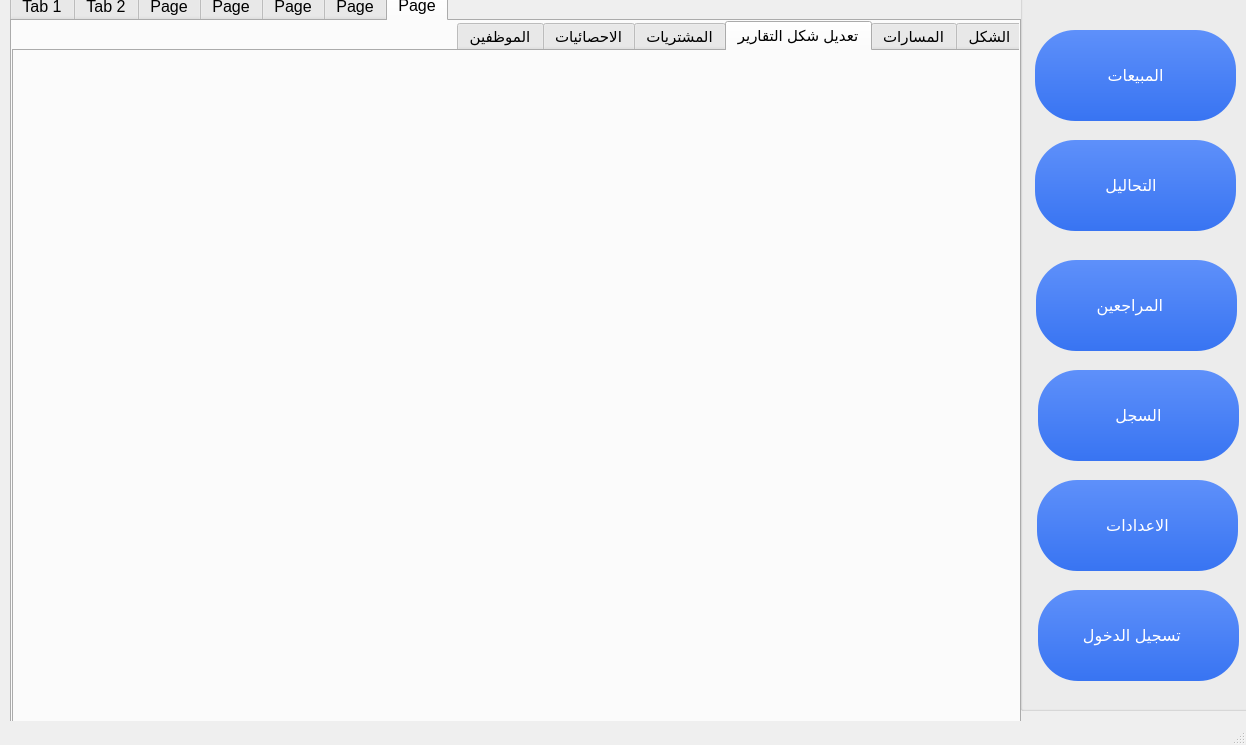
Before: the Qt Designer form a tahlel project 2/design.ui in ameer810/analyst-pyqt5-project, drawn with Qt 5.
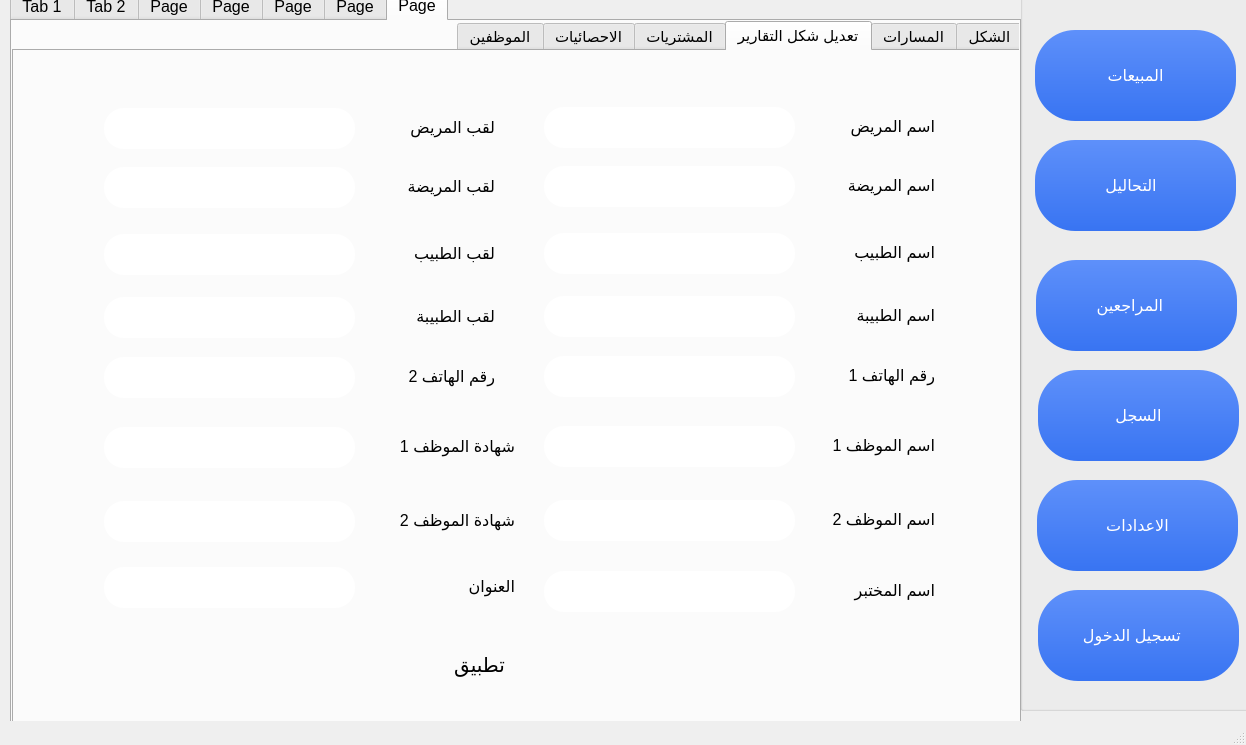
After: the same form once the commit is applied. The open tabs and pages were chosen to show the change. Icons and pictures are not drawn.

What changed in the file:
```diff
--- a/a tahlel project 2/design.ui
+++ b/a tahlel project 2/design.ui
@@ -6265,6 +6265,804 @@
        <attribute name="title">
         <string>تعديل شكل التقارير</string>
        </attribute>
+       <widget class="QLineEdit" name="lineEdit_16">
+        <property name="enabled">
+         <bool>true</bool>
+        </property>
+        <property name="geometry">
+         <rect>
+          <x>530</x>
+          <y>56</y>
+          <width>251</width>
+          <height>41</height>
+         </rect>
+        </property>
+        <property name="font">
+         <font>
+          <pointsize>13</pointsize>
+         </font>
+        </property>
+        <property name="styleSheet">
+         <string notr="true">border-radius:20px;</string>
+        </property>
+        <property name="placeholderText">
+         <string/>
+        </property>
+       </widget>
+       <widget class="QLabel" name="label_64">
+        <property name="enabled">
+         <bool>true</bool>
+        </property>
+        <property name="geometry">
+         <rect>
+          <x>810</x>
+          <y>50</y>
+          <width>111</width>
+          <height>51</height>
+         </rect>
+        </property>
+        <property name="font">
+         <font>
+          <family>Segoe UI</family>
+          <pointsize>12</pointsize>
+          <weight>50</weight>
+          <bold>false</bold>
+         </font>
+        </property>
+        <property name="text">
+         <string>اسم المريض</string>
+        </property>
+       </widget>
+       <widget class="QLineEdit" name="lineEdit_18">
+        <property name="enabled">
+         <bool>true</bool>
+        </property>
+        <property name="geometry">
+         <rect>
+          <x>90</x>
+          <y>57</y>
+          <width>251</width>
+          <height>41</height>
+         </rect>
+        </property>
+        <property name="font">
+         <font>
+          <pointsize>13</pointsize>
+         </font>
+        </property>
+        <property name="styleSheet">
+         <string notr="true">border-radius:20px;</string>
+        </property>
+        <property name="placeholderText">
+         <string/>
+        </property>
+       </widget>
+       <widget class="QLabel" name="label_65">
+        <property name="enabled">
+         <bool>true</bool>
+        </property>
+        <property name="geometry">
+         <rect>
+          <x>370</x>
+          <y>51</y>
+          <width>111</width>
+          <height>51</height>
+         </rect>
+        </property>
+        <property name="font">
+         <font>
+          <family>Segoe UI</family>
+          <pointsize>12</pointsize>
+          <weight>50</weight>
+          <bold>false</bold>
+         </font>
+        </property>
+        <property name="text">
+         <string>لقب المريض</string>
+        </property>
+       </widget>
+       <widget class="QLineEdit" name="lineEdit_19">
+        <property name="enabled">
+         <bool>true</bool>
+        </property>
+        <property name="geometry">
+         <rect>
+          <x>90</x>
+          <y>183</y>
+          <width>251</width>
+          <height>41</height>
+         </rect>
+        </property>
+        <property name="font">
+         <font>
+          <pointsize>13</pointsize>
+         </font>
+        </property>
+        <property name="styleSheet">
+         <string notr="true">border-radius:20px;</string>
+        </property>
+        <property name="placeholderText">
+         <string/>
+        </property>
+       </widget>
+       <widget class="QLineEdit" name="lineEdit_20">
+        <property name="enabled">
+         <bool>true</bool>
+        </property>
+        <property name="geometry">
+         <rect>
+          <x>530</x>
+          <y>182</y>
+          <width>251</width>
+          <height>41</height>
+         </rect>
+        </property>
+        <property name="font">
+         <font>
+          <pointsize>13</pointsize>
+         </font>
+        </property>
+        <property name="styleSheet">
+         <string notr="true">border-radius:20px;</string>
+        </property>
+        <property name="placeholderText">
+         <string/>
+        </property>
+       </widget>
+       <widget class="QLabel" name="label_69">
+        <property name="enabled">
+         <bool>true</bool>
+        </property>
+        <property name="geometry">
+         <rect>
+          <x>810</x>
+          <y>176</y>
+          <width>111</width>
+          <height>51</height>
+         </rect>
+        </property>
+        <property name="font">
+         <font>
+          <family>Segoe UI</family>
+          <pointsize>12</pointsize>
+          <weight>50</weight>
+          <bold>false</bold>
+         </font>
+        </property>
+        <property name="text">
+         <string>اسم الطبيب</string>
+        </property>
+       </widget>
+       <widget class="QLabel" name="label_70">
+        <property name="enabled">
+         <bool>true</bool>
+        </property>
+        <property name="geometry">
+         <rect>
+          <x>370</x>
+          <y>177</y>
+          <width>111</width>
+          <height>51</height>
+         </rect>
+        </property>
+        <property name="font">
+         <font>
+          <family>Segoe UI</family>
+          <pointsize>12</pointsize>
+          <weight>50</weight>
+          <bold>false</bold>
+         </font>
+        </property>
+        <property name="text">
+         <string>لقب الطبيب</string>
+        </property>
+       </widget>
+       <widget class="QLineEdit" name="lineEdit_22">
+        <property name="enabled">
+         <bool>true</bool>
+        </property>
+        <property name="geometry">
+         <rect>
+          <x>90</x>
+          <y>306</y>
+          <width>251</width>
+          <height>41</height>
+         </rect>
+        </property>
+        <property name="font">
+         <font>
+          <pointsize>13</pointsize>
+         </font>
+        </property>
+        <property name="styleSheet">
+         <string notr="true">border-radius:20px;</string>
+        </property>
+        <property name="placeholderText">
+         <string/>
+        </property>
+       </widget>
+       <widget class="QLineEdit" name="lineEdit_23">
+        <property name="enabled">
+         <bool>true</bool>
+        </property>
+        <property name="geometry">
+         <rect>
+          <x>530</x>
+          <y>305</y>
+          <width>251</width>
+          <height>41</height>
+         </rect>
+        </property>
+        <property name="font">
+         <font>
+          <pointsize>13</pointsize>
+         </font>
+        </property>
+        <property name="styleSheet">
+         <string notr="true">border-radius:20px;</string>
+        </property>
+        <property name="placeholderText">
+         <string/>
+        </property>
+       </widget>
+       <widget class="QLabel" name="label_72">
+        <property name="enabled">
+         <bool>true</bool>
+        </property>
+        <property name="geometry">
+         <rect>
+          <x>810</x>
+          <y>299</y>
+          <width>111</width>
+          <height>51</height>
+         </rect>
+        </property>
+        <property name="font">
+         <font>
+          <family>Segoe UI</family>
+          <pointsize>12</pointsize>
+          <weight>50</weight>
+          <bold>false</bold>
+         </font>
+        </property>
+        <property name="text">
+         <string>رقم الهاتف 1</string>
+        </property>
+       </widget>
+       <widget class="QLabel" name="label_73">
+        <property name="enabled">
+         <bool>true</bool>
+        </property>
+        <property name="geometry">
+         <rect>
+          <x>370</x>
+          <y>300</y>
+          <width>111</width>
+          <height>51</height>
+         </rect>
+        </property>
+        <property name="font">
+         <font>
+          <family>Segoe UI</family>
+          <pointsize>12</pointsize>
+          <weight>50</weight>
+          <bold>false</bold>
+         </font>
+        </property>
+        <property name="text">
+         <string>رقم الهاتف 2</string>
+        </property>
+       </widget>
+       <widget class="QLineEdit" name="lineEdit_34">
+        <property name="enabled">
+         <bool>true</bool>
+        </property>
+        <property name="geometry">
+         <rect>
+          <x>90</x>
+          <y>516</y>
+          <width>251</width>
+          <height>41</height>
+         </rect>
+        </property>
+        <property name="font">
+         <font>
+          <pointsize>13</pointsize>
+         </font>
+        </property>
+        <property name="styleSheet">
+         <string notr="true">border-radius:20px;</string>
+        </property>
+        <property name="placeholderText">
+         <string/>
+        </property>
+       </widget>
+       <widget class="QLabel" name="label_74">
+        <property name="enabled">
+         <bool>true</bool>
+        </property>
+        <property name="geometry">
+         <rect>
+          <x>390</x>
+          <y>510</y>
+          <width>111</width>
+          <height>51</height>
+         </rect>
+        </property>
+        <property name="font">
+         <font>
+          <family>Segoe UI</family>
+          <pointsize>12</pointsize>
+          <weight>50</weight>
+          <bold>false</bold>
+         </font>
+        </property>
+        <property name="text">
+         <string>العنوان</string>
+        </property>
+       </widget>
+       <widget class="QLineEdit" name="lineEdit_35">
+        <property name="enabled">
+         <bool>true</bool>
+        </property>
+        <property name="geometry">
+         <rect>
+          <x>90</x>
+          <y>376</y>
+          <width>251</width>
+          <height>41</height>
+         </rect>
+        </property>
+        <property name="font">
+         <font>
+          <pointsize>13</pointsize>
+         </font>
+        </property>
+        <property name="styleSheet">
+         <string notr="true">border-radius:20px;</string>
+        </property>
+        <property name="placeholderText">
+         <string/>
+        </property>
+       </widget>
+       <widget class="QLineEdit" name="lineEdit_37">
+        <property name="enabled">
+         <bool>true</bool>
+        </property>
+        <property name="geometry">
+         <rect>
+          <x>530</x>
+          <y>375</y>
+          <width>251</width>
+          <height>41</height>
+         </rect>
+        </property>
+        <property name="font">
+         <font>
+          <pointsize>13</pointsize>
+         </font>
+        </property>
+        <property name="styleSheet">
+         <string notr="true">border-radius:20px;</string>
+        </property>
+        <property name="placeholderText">
+         <string/>
+        </property>
+       </widget>
+       <widget class="QLabel" name="label_75">
+        <property name="enabled">
+         <bool>true</bool>
+        </property>
+        <property name="geometry">
+         <rect>
+          <x>790</x>
+          <y>369</y>
+          <width>131</width>
+          <height>51</height>
+         </rect>
+        </property>
+        <property name="font">
+         <font>
+          <family>Segoe UI</family>
+          <pointsize>12</pointsize>
+          <weight>50</weight>
+          <bold>false</bold>
+         </font>
+        </property>
+        <property name="text">
+         <string>اسم الموظف 1</string>
+        </property>
+       </widget>
+       <widget class="QLabel" name="label_76">
+        <property name="enabled">
+         <bool>true</bool>
+        </property>
+        <property name="geometry">
+         <rect>
+          <x>340</x>
+          <y>370</y>
+          <width>161</width>
+          <height>51</height>
+         </rect>
+        </property>
+        <property name="font">
+         <font>
+          <family>Segoe UI</family>
+          <pointsize>12</pointsize>
+          <weight>50</weight>
+          <bold>false</bold>
+         </font>
+        </property>
+        <property name="text">
+         <string>شهادة الموظف 1</string>
+        </property>
+       </widget>
+       <widget class="QLabel" name="label_77">
+        <property name="enabled">
+         <bool>true</bool>
+        </property>
+        <property name="geometry">
+         <rect>
+          <x>350</x>
+          <y>444</y>
+          <width>151</width>
+          <height>51</height>
+         </rect>
+        </property>
+        <property name="font">
+         <font>
+          <family>Segoe UI</family>
+          <pointsize>12</pointsize>
+          <weight>50</weight>
+          <bold>false</bold>
+         </font>
+        </property>
+        <property name="text">
+         <string>شهادة الموظف 2</string>
+        </property>
+       </widget>
+       <widget class="QLineEdit" name="lineEdit_41">
+        <property name="enabled">
+         <bool>true</bool>
+        </property>
+        <property name="geometry">
+         <rect>
+          <x>530</x>
+          <y>449</y>
+          <width>251</width>
+          <height>41</height>
+         </rect>
+        </property>
+        <property name="font">
+         <font>
+          <pointsize>13</pointsize>
+         </font>
+        </property>
+        <property name="styleSheet">
+         <string notr="true">border-radius:20px;</string>
+        </property>
+        <property name="placeholderText">
+         <string/>
+        </property>
+       </widget>
+       <widget class="QLabel" name="label_78">
+        <property name="enabled">
+         <bool>true</bool>
+        </property>
+        <property name="geometry">
+         <rect>
+          <x>780</x>
+          <y>443</y>
+          <width>141</width>
+          <height>51</height>
+         </rect>
+        </property>
+        <property name="font">
+         <font>
+          <family>Segoe UI</family>
+          <pointsize>12</pointsize>
+          <weight>50</weight>
+          <bold>false</bold>
+         </font>
+        </property>
+        <property name="text">
+         <string>اسم الموظف 2</string>
+        </property>
+       </widget>
+       <widget class="QLineEdit" name="lineEdit_42">
+        <property name="enabled">
+         <bool>true</bool>
+        </property>
+        <property name="geometry">
+         <rect>
+          <x>90</x>
+          <y>450</y>
+          <width>251</width>
+          <height>41</height>
+         </rect>
+        </property>
+        <property name="font">
+         <font>
+          <pointsize>13</pointsize>
+         </font>
+        </property>
+        <property name="styleSheet">
+         <string notr="true">border-radius:20px;</string>
+        </property>
+        <property name="placeholderText">
+         <string/>
+        </property>
+       </widget>
+       <widget class="QLabel" name="label_79">
+        <property name="enabled">
+         <bool>true</bool>
+        </property>
+        <property name="geometry">
+         <rect>
+          <x>780</x>
+          <y>514</y>
+          <width>141</width>
+          <height>51</height>
+         </rect>
+        </property>
+        <property name="font">
+         <font>
+          <family>Segoe UI</family>
+          <pointsize>12</pointsize>
+          <weight>50</weight>
+          <bold>false</bold>
+         </font>
+        </property>
+        <property name="text">
+         <string>اسم المختبر</string>
+        </property>
+       </widget>
+       <widget class="QLineEdit" name="lineEdit_43">
+        <property name="enabled">
+         <bool>true</bool>
+        </property>
+        <property name="geometry">
+         <rect>
+          <x>530</x>
+          <y>520</y>
+          <width>251</width>
+          <height>41</height>
+         </rect>
+        </property>
+        <property name="font">
+         <font>
+          <pointsize>13</pointsize>
+         </font>
+        </property>
+        <property name="styleSheet">
+         <string notr="true">border-radius:20px;</string>
+        </property>
+        <property name="placeholderText">
+         <string/>
+        </property>
+       </widget>
+       <widget class="QPushButton" name="pushButton_31">
+        <property name="enabled">
+         <bool>true</bool>
+        </property>
+        <property name="geometry">
+         <rect>
+          <x>240</x>
+          <y>578</y>
+          <width>451</width>
+          <height>71</height>
+         </rect>
+        </property>
+        <property name="font">
+         <font>
+          <family>Segoe UI</family>
+          <pointsize>15</pointsize>
+          <weight>50</weight>
+          <bold>false</bold>
+         </font>
+        </property>
+        <property name="cursor">
+         <cursorShape>PointingHandCursor</cursorShape>
+        </property>
+        <property name="styleSheet">
+         <string notr="true">border-radius:20px;</string>
+        </property>
+        <property name="text">
+         <string>تطبيق</string>
+        </property>
+       </widget>
+       <widget class="QLineEdit" name="lineEdit_44">
+        <property name="enabled">
+         <bool>true</bool>
+        </property>
+        <property name="geometry">
+         <rect>
+          <x>90</x>
+          <y>116</y>
+          <width>251</width>
+          <height>41</height>
+         </rect>
+        </property>
+        <property name="font">
+         <font>
+          <pointsize>13</pointsize>
+         </font>
+        </property>
+        <property name="styleSheet">
+         <string notr="true">border-radius:20px;</string>
+        </property>
+        <property name="placeholderText">
+         <string/>
+        </property>
+       </widget>
+       <widget class="QLineEdit" name="lineEdit_45">
+        <property name="enabled">
+         <bool>true</bool>
+        </property>
+        <property name="geometry">
+         <rect>
+          <x>530</x>
+          <y>115</y>
+          <width>251</width>
+          <height>41</height>
+         </rect>
+        </property>
+        <property name="font">
+         <font>
+          <pointsize>13</pointsize>
+         </font>
+        </property>
+        <property name="styleSheet">
+         <string notr="true">border-radius:20px;</string>
+        </property>
+        <property name="placeholderText">
+         <string/>
+        </property>
+       </widget>
+       <widget class="QLabel" name="label_80">
+        <property name="enabled">
+         <bool>true</bool>
+        </property>
+        <property name="geometry">
+         <rect>
+          <x>810</x>
+          <y>109</y>
+          <width>111</width>
+          <height>51</height>
+         </rect>
+        </property>
+        <property name="font">
+         <font>
+          <family>Segoe UI</family>
+          <pointsize>12</pointsize>
+          <weight>50</weight>
+          <bold>false</bold>
+         </font>
+        </property>
+        <property name="text">
+         <string>اسم المريضة</string>
+        </property>
+       </widget>
+       <widget class="QLabel" name="label_81">
+        <property name="enabled">
+         <bool>true</bool>
+        </property>
+        <property name="geometry">
+         <rect>
+          <x>370</x>
+          <y>110</y>
+          <width>111</width>
+          <height>51</height>
+         </rect>
+        </property>
+        <property name="font">
+         <font>
+          <family>Segoe UI</family>
+          <pointsize>12</pointsize>
+          <weight>50</weight>
+          <bold>false</bold>
+         </font>
+        </property>
+        <property name="text">
+         <string>لقب المريضة</string>
+        </property>
+       </widget>
+       <widget class="QLabel" name="label_82">
+        <property name="enabled">
+         <bool>true</bool>
+        </property>
+        <property name="geometry">
+         <rect>
+          <x>810</x>
+          <y>239</y>
+          <width>111</width>
+          <height>51</height>
+         </rect>
+        </property>
+        <property name="font">
+         <font>
+          <family>Segoe UI</family>
+          <pointsize>12</pointsize>
+          <weight>50</weight>
+          <bold>false</bold>
+         </font>
+        </property>
+        <property name="text">
+         <string>اسم الطبيبة</string>
+        </property>
+       </widget>
+       <widget class="QLineEdit" name="lineEdit_46">
+        <property name="enabled">
+         <bool>true</bool>
+        </property>
+        <property name="geometry">
+         <rect>
+          <x>530</x>
+          <y>245</y>
+          <width>251</width>
+          <height>41</height>
+         </rect>
+        </property>
+        <property name="font">
+         <font>
+          <pointsize>13</pointsize>
+         </font>
+        </property>
+        <property name="styleSheet">
+         <string notr="true">border-radius:20px;</string>
+        </property>
+        <property name="placeholderText">
+         <string/>
+        </property>
+       </widget>
+       <widget class="QLineEdit" name="lineEdit_47">
+        <property name="enabled">
+         <bool>true</bool>
+        </property>
+        <property name="geometry">
+         <rect>
+          <x>90</x>
+          <y>246</y>
+          <width>251</width>
+          <height>41</height>
+         </rect>
+        </property>
+        <property name="font">
+         <font>
+          <pointsize>13</pointsize>
+         </font>
+        </property>
+        <property name="styleSheet">
+         <string notr="true">border-radius:20px;</string>
+        </property>
+        <property name="placeholderText">
+         <string/>
+        </property>
+       </widget>
+       <widget class="QLabel" name="label_83">
+        <property name="enabled">
+         <bool>true</bool>
+        </property>
+        <property name="geometry">
+         <rect>
+          <x>370</x>
+          <y>240</y>
+          <width>111</width>
+          <height>51</height>
+         </rect>
+        </property>
+        <property name="font">
+         <font>
+          <family>Segoe UI</family>
+          <pointsize>12</pointsize>
+          <weight>50</weight>
+          <bold>false</bold>
+         </font>
+        </property>
+        <property name="text">
+         <string>لقب الطبيبة</string>
+        </property>
+       </widget>
       </widget>
       <widget class="QWidget" name="tab_15">
        <attribute name="title">
```
Left out of the diff: 296 changed lines with no effect on the pictures.
